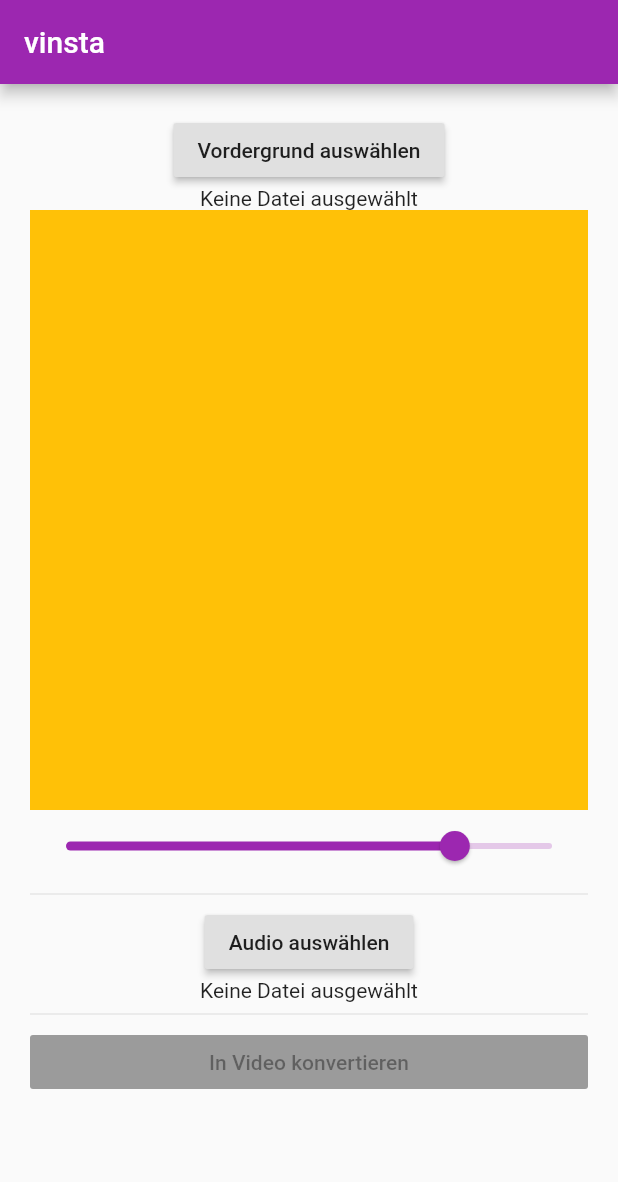
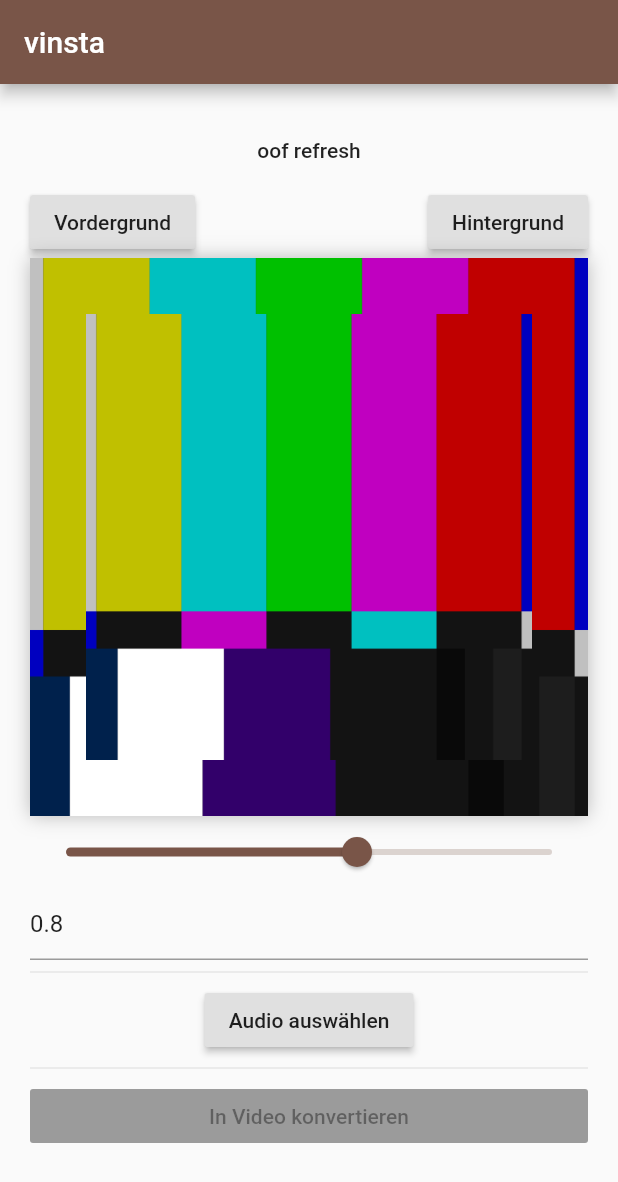
Before and after one commit to doodlezucc/SnippetFeed, a Flutter app: the screen it shows after launch, on a phone screen of 412 x 824 dp. Shown: the top 1182 px of the screen. Run offline on Flutter 3.47's test engine with Material 2 defaults, Android fonts, the phone set to English and light mode, and no system bars; our stand-ins replace file_picker, transparent_image; missing offline and left inert: esys_flutter_share, flutter_ffmpeg, flutter_sound.

Commit message:
optimized frontend image centering

```diff
--- a/lib/main.dart
+++ b/lib/main.dart
@@ -20,7 +20,7 @@ class MyApp extends StatelessWidget {
     return MaterialApp(
       title: "vinsta",
       theme: ThemeData(
-        primarySwatch: Colors.purple,
+        primarySwatch: Colors.brown,
       ),
       home: MyHomePage(),
     );
@@ -57,6 +57,7 @@ class _MyHomePageState extends State<MyHomePage> {
   @override
   void initState() {
     super.initState();
+    resetSizeField();
     getApplicationDocumentsDirectory().then((dir) {
       appDir = dir;
       reloadFiles();
@@ -122,6 +123,32 @@ class _MyHomePageState extends State<MyHomePage> {
 
   void update(StatusFile file) => setState(() {});
 
+  TextField sizeField;
+
+  void resetSizeField() {
+    sizeField = TextField(
+      focusNode: FocusNode(),
+      onChanged: (s) {
+        double result = double.tryParse(s);
+        print(result);
+        if (result != null) {
+          setState(() {
+            frontSize = math.max(0.5, math.min(1.0, result));
+          });
+        }
+      },
+      onEditingComplete: () {
+        sizeField.focusNode.unfocus();
+        sizeField.controller.text = frontSize.toString();
+      },
+      autofocus: false,
+      autocorrect: false,
+      controller: TextEditingController(text: frontSize.toString()),
+      keyboardType:
+          TextInputType.numberWithOptions(decimal: true, signed: true),
+    );
+  }
+
   @override
   Widget build(BuildContext context) {
     return Scaffold(
@@ -131,42 +158,67 @@ class _MyHomePageState extends State<MyHomePage> {
         body: ListView(
           padding: EdgeInsets.all(20),
           children: <Widget>[
-            FileChooseButton(
-                chooseText: "Vordergrund auswählen",
-                file: front,
-                onUpdate: update),
-            Container(
-              color: Colors.amber,
-              height: 400,
-              child: Stack(
-                children: <Widget>[
-                  Center(
-                      child: front.status == FileStatus.FINISHED
-                          ? FadeInImage(
-                              image: FileImage(front.file),
-                              placeholder: MemoryImage(kTransparentImage),
-                              fit: BoxFit.contain,
-                              height: 400 * frontSize,
-                            )
-                          : Container()),
-                  Center(
-                      child: back.status == FileStatus.FINISHED
-                          ? FadeInImage(
-                              image: FileImage(back.file),
-                              placeholder: MemoryImage(kTransparentImage),
-                              fit: BoxFit.contain,
-                            )
-                          : Container()),
-                ],
-              ),
+            FlatButton(
+              child: Text("oof refresh"),
+              onPressed: () {
+                resetSizeField();
+              },
+            ),
+            Row(
+              children: <Widget>[
+                FileChooseButton(
+                    chooseText: "Vordergrund", file: front, onUpdate: update),
+                Expanded(
+                  child: Container(),
+                ),
+                FileChooseButton(
+                    chooseText: "Hintergrund", file: back, onUpdate: update),
+              ],
+            ),
+            AspectRatio(
+              aspectRatio: 1.0,
+              child: Container(
+                  decoration: BoxDecoration(boxShadow: [
+                    BoxShadow(blurRadius: 10, color: Colors.black26)
+                  ]),
+                  child: Stack(
+                    children: <Widget>[
+                      Center(
+                          child: Image(
+                        image: back.status == FileStatus.FINISHED
+                            ? FileImage(back.file)
+                            : AssetImage("assets/testpattern.png"),
+                        gaplessPlayback: true,
+                        fit: BoxFit.cover,
+                        height: double.infinity,
+                      )),
+                      Transform.scale(
+                        scale: frontSize,
+                        child: Center(
+                            child: Image(
+                          image: front.status == FileStatus.FINISHED
+                              ? FileImage(front.file)
+                              : AssetImage("assets/testpattern.png"),
+                          gaplessPlayback: true,
+                          fit: BoxFit.cover,
+                          height: double.infinity,
+                        )),
+                      ),
+                    ],
+                  )),
             ),
             Slider.adaptive(
                 value: frontSize,
+                min: 0.5,
+                max: 1.0,
+                divisions: 500,
                 onChanged: (v) {
                   setState(() {
-                    frontSize = v;
+                    frontSize = (v * 1000).roundToDouble() / 1000;
+                    sizeField.controller.text = frontSize.toString();
                   });
                 }),
+            sizeField,
             Divider(),
             FileChooseButton(
               chooseText: "Audio auswählen",
@@ -302,11 +354,11 @@ class FileChooseButton extends StatelessWidget {
             }
           },
         ),
-        file.status == FileStatus.FINISHED
-            ? Container()
-            : Text(file.status == FileStatus.LOADING
-                ? "Wird geladen..."
-                : "Keine Datei ausgewählt")
+        // file.status == FileStatus.FINISHED
+        //     ? Container()
+        //     : Text(file.status == FileStatus.LOADING
+        //         ? "Wird geladen..."
+        //         : "Keine Datei ausgewählt")
       ],
     );
   }
--- a/pubspec.yaml
+++ b/pubspec.yaml
@@ -54,8 +54,8 @@ flutter:
   uses-material-design: true
 
   # To add assets to your application, add an assets section, like this:
-  # assets:
-  #  - images/a_dot_burr.jpeg
+  assets:
+    - assets/
   #  - images/a_dot_ham.jpeg
 
   # An image asset can refer to one or more resolution-specific "variants", see
```
Also changed, not shown: assets/testpattern.png (added).
